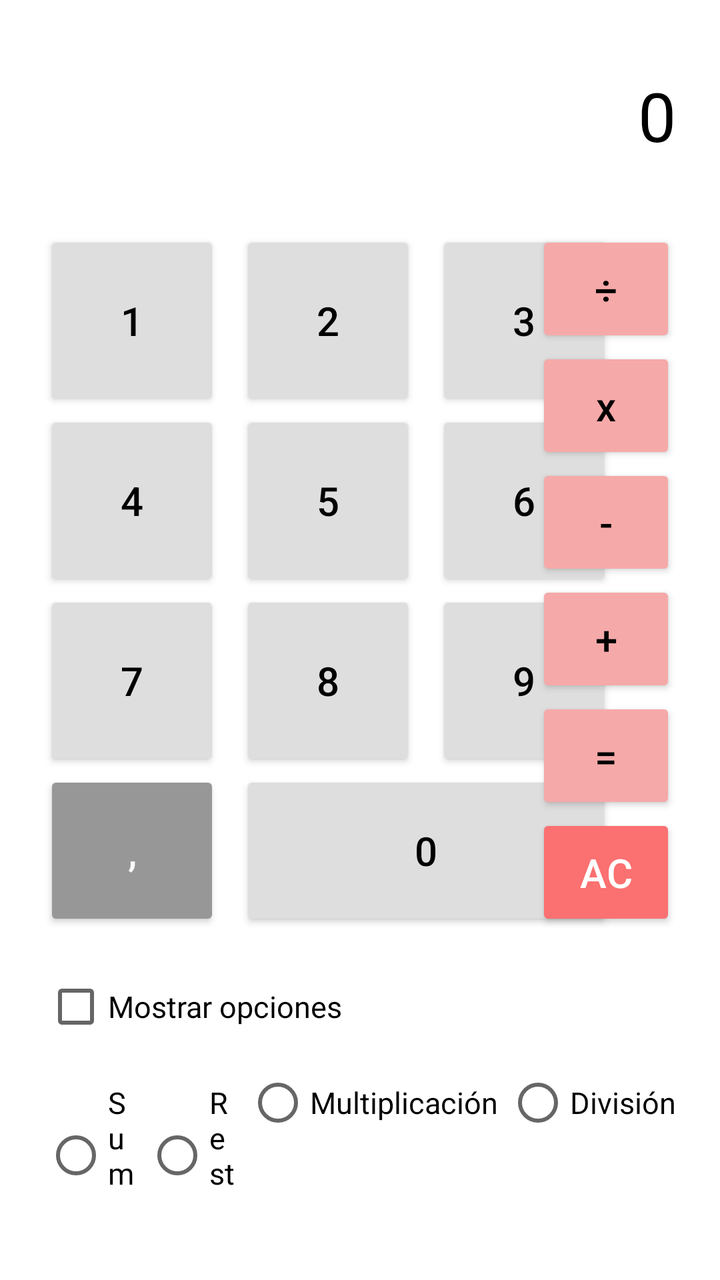
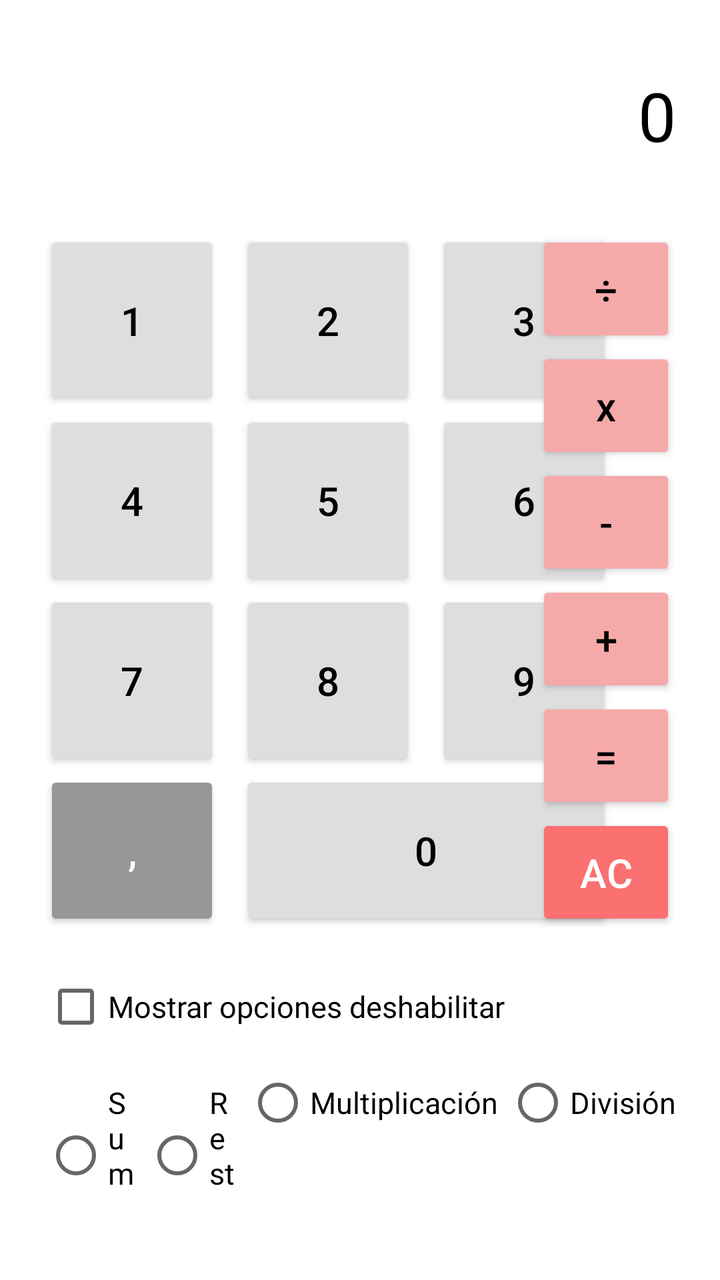

Screens rendered from an Android XML layout before and after an edit, with the pre-edit source and the edit as a unified diff.
<!-- AndroidManifest.xml: application theme Theme.Calculator -->
<!-- res/layout/activity_main.xml -->
<?xml version="1.0" encoding="utf-8"?>
<androidx.constraintlayout.widget.ConstraintLayout xmlns:android="http://schemas.android.com/apk/res/android"
    xmlns:app="http://schemas.android.com/apk/res-auto"
    xmlns:tools="http://schemas.android.com/tools"
    android:layout_width="match_parent"
    android:layout_height="match_parent"
    tools:context=".MainActivity">

    <TextView
        android:id="@+id/textView"
        android:layout_width="wrap_content"
        android:layout_height="wrap_content"
        android:text="0"
        android:textColor="#000000"
        android:textSize="34sp"
        app:layout_constraintBottom_toTopOf="@+id/guideline"
        app:layout_constraintEnd_toEndOf="@+id/linearLayout2"
        app:layout_constraintTop_toTopOf="parent" />

    <androidx.constraintlayout.widget.Guideline
        android:id="@+id/guideline"
        android:layout_width="wrap_content"
        android:layout_height="wrap_content"
        android:orientation="horizontal"
        app:layout_constraintGuide_percent="0.18" />

    <TableLayout
        android:id="@+id/tableLayout"
        android:layout_width="wrap_content"
        android:layout_height="wrap_content"
        android:layout_marginStart="22dp"
        app:layout_constraintStart_toStartOf="parent"
        app:layout_constraintTop_toTopOf="@+id/guideline">

        <TableRow
            android:layout_width="match_parent"
            android:layout_height="match_parent">

            <Button
                android:id="@+id/button1"
                android:layout_width="wrap_content"
                android:layout_height="90dp"
                android:layout_marginRight="10dp"
                android:backgroundTint="#DFDEDE"
                android:text="1"
                android:textColor="#000000"
                android:textSize="20sp"
                android:textStyle="normal" />

            <Button
                android:id="@+id/button2"
                android:layout_width="wrap_content"
                android:layout_height="90dp"
                android:layout_marginRight="10dp"
                android:backgroundTint="#DFDEDE"
                android:text="2"
                android:textColor="#000000"
                android:textSize="20sp" />

            <Button
                android:id="@+id/button3"
                android:layout_width="wrap_content"
                android:layout_height="90dp"
                android:layout_marginRight="10dp"
                android:backgroundTint="#DFDEDE"
                android:text="3"
                android:textColor="#000000"
                android:textSize="20sp" />
        </TableRow>

        <TableRow
            android:layout_width="match_parent"
            android:layout_height="match_parent">

            <Button
                android:id="@+id/button4"
                android:layout_width="wrap_content"
                android:layout_height="90dp"
                android:layout_marginRight="10dp"
                android:backgroundTint="#DFDEDE"
                android:text="4"
                android:textColor="#000000"
                android:textSize="20sp" />

            <Button
                android:id="@+id/button5"
                android:layout_width="wrap_content"
                android:layout_height="90dp"
                android:layout_marginRight="10dp"
                android:backgroundTint="#DFDEDE"
                android:text="5"
                android:textColor="#000000"
                android:textSize="20sp" />

            <Button
                android:id="@+id/button6"
                android:layout_width="wrap_content"
                android:layout_height="90dp"
                android:layout_marginRight="10dp"
                android:backgroundTint="#DFDEDE"
                android:text="6"
                android:textColor="#000000"
                android:textSize="20sp" />
        </TableRow>

        <TableRow
            android:layout_width="match_parent"
            android:layout_height="match_parent">

            <Button
                android:id="@+id/button7"
                android:layout_width="wrap_content"
                android:layout_height="90dp"
                android:layout_marginRight="10dp"
                android:backgroundTint="#DFDEDE"
                android:text="7"
                android:textColor="#000000"
                android:textSize="20sp" />

            <Button
                android:id="@+id/button8"
                android:layout_width="wrap_content"
                android:layout_height="90dp"
                android:layout_marginRight="10dp"
                android:backgroundTint="#DFDEDE"
                android:text="8"
                android:textColor="#000000"
                android:textSize="20sp" />

            <Button
                android:id="@+id/button9"
                android:layout_width="wrap_content"
                android:layout_height="90dp"
                android:layout_marginRight="10dp"
                android:backgroundTint="#DFDEDE"
                android:text="9"
                android:textColor="#000000"
                android:textSize="20sp" />

        </TableRow>

    </TableLayout>

    <LinearLayout
        android:id="@+id/linearLayout"
        android:layout_width="0dp"
        android:layout_height="wrap_content"
        android:orientation="horizontal"
        app:layout_constraintEnd_toEndOf="@+id/tableLayout"
        app:layout_constraintStart_toStartOf="@+id/tableLayout"
        app:layout_constraintTop_toBottomOf="@+id/tableLayout">

        <Button
            android:id="@+id/buttonPoint"
            android:layout_width="wrap_content"
            android:layout_height="match_parent"
            android:layout_marginRight="10dp"
            android:backgroundTint="#979797"
            android:text=","
            android:textColor="#FBFBFB"
            android:textSize="20sp" />

        <Button
            android:id="@+id/button0"
            android:layout_width="match_parent"
            android:layout_height="80dp"
            android:layout_marginRight="10dp"
            android:backgroundTint="#DFDEDE"
            android:text="0"
            android:textColor="#000000"
            android:textSize="20sp" />
    </LinearLayout>

    <LinearLayout
        android:id="@+id/linearLayout2"
        android:layout_width="wrap_content"
        android:layout_height="0dp"
        android:layout_marginEnd="22dp"
        android:orientation="vertical"
        app:layout_constraintBottom_toBottomOf="@+id/linearLayout"
        app:layout_constraintEnd_toEndOf="parent"
        app:layout_constraintTop_toTopOf="@+id/tableLayout">

        <Button
            android:id="@+id/buttonSplit"
            android:layout_width="70dp"
            android:layout_height="wrap_content"
            android:layout_weight="1"
            android:backgroundTint="#F6A9A9"
            android:text="÷"
            android:textColor="#000000"
            android:textSize="20sp" />

        <Button
            android:id="@+id/buttonMultiply"
            android:layout_width="70dp"
            android:layout_height="wrap_content"
            android:layout_weight="1"
            android:backgroundTint="#F6A9A9"
            android:text="x"
            android:textAllCaps="false"
            android:textColor="#000000"
            android:textSize="20sp" />

        <Button
            android:id="@+id/buttonLess"
            android:layout_width="70dp"
            android:layout_height="wrap_content"
            android:layout_weight="1"
            android:backgroundTint="#F6A9A9"
            android:text="-"
            android:textColor="#000000"
            android:textSize="20sp" />

        <Button
            android:id="@+id/buttonSum"
            android:layout_width="70dp"
            android:layout_height="wrap_content"
            android:layout_weight="1"
            android:backgroundTint="#F6A9A9"
            android:text="+"
            android:textColor="#000000"
            android:textSize="20sp" />

        <Button
            android:id="@+id/buttonEqual"
            android:layout_width="70dp"
            android:layout_height="wrap_content"
            android:layout_weight="1"
            android:backgroundTint="#F6A9A9"
            android:text="="
            android:textColor="#000000"
            android:textSize="20sp" />

        <Button
            android:id="@+id/buttonReset"
            android:layout_width="70dp"
            android:layout_height="wrap_content"
            android:layout_weight="1"
            android:backgroundTint="#FB7070"
            android:text="AC"
            android:textColor="#FFFFFF"
            android:textSize="20sp" />
    </LinearLayout>

    <CheckBox
        android:id="@+id/checkBoxSettings"
        android:layout_width="wrap_content"
        android:layout_height="wrap_content"
        android:layout_marginTop="14dp"
        android:text="Mostrar opciones"
        android:textColor="#000000"
        android:textSize="15sp"
        app:layout_constraintStart_toStartOf="@+id/tableLayout"
        app:layout_constraintTop_toBottomOf="@+id/linearLayout" />

    <LinearLayout
        android:layout_width="0dp"
        android:layout_height="wrap_content"
        app:layout_constraintEnd_toEndOf="@+id/linearLayout2"
        app:layout_constraintStart_toStartOf="@+id/checkBoxSettings"
        app:layout_constraintTop_toBottomOf="@+id/checkBoxSettings">

        <RadioGroup
            android:layout_width="wrap_content"
            android:layout_height="wrap_content"
            android:orientation="horizontal">

            <RadioButton
                android:id="@+id/radioButtonSum"
                android:layout_width="wrap_content"
                android:layout_height="wrap_content"
                android:layout_marginRight="4dp"
                android:layout_weight="1"
                android:text="Suma"
                android:textSize="15sp" />

            <RadioButton
                android:id="@+id/radioButtonLess"
                android:layout_width="wrap_content"
                android:layout_height="wrap_content"
                android:layout_marginRight="4dp"
                android:layout_weight="1"
                android:text="Resta"
                android:textSize="15sp" />

            <RadioButton
                android:id="@+id/radioButtonMultiply"
                android:layout_width="match_parent"
                android:layout_height="wrap_content"
                android:layout_marginRight="4dp"
                android:text="Multiplicación"
                android:textSize="15sp" />

            <RadioButton
                android:id="@+id/radioButtonSplit"
                android:layout_width="match_parent"
                android:layout_height="wrap_content"
                android:text="División"
                android:textSize="15sp" />
        </RadioGroup>
    </LinearLayout>

</androidx.constraintlayout.widget.ConstraintLayout>
<!-- resources referenced by this layout -->
<resources>
  <style name="Theme.Calculator" parent="Theme.MaterialComponents.DayNight.DarkActionBar">
          
          <item name="colorPrimary">@color/purple_500</item>
          <item name="colorPrimaryVariant">@color/purple_700</item>
          <item name="colorOnPrimary">@color/white</item>
          
          <item name="colorSecondary">@color/teal_200</item>
          <item name="colorSecondaryVariant">@color/teal_700</item>
          <item name="colorOnSecondary">@color/black</item>
          
          <item name="android:statusBarColor">?attr/colorPrimaryVariant</item>
          
      </style>
  <color name="purple_500">#FF6200EE</color>
  <color name="purple_700">#FF3700B3</color>
  <color name="white">#FFFFFFFF</color>
  <color name="teal_200">#FF03DAC5</color>
  <color name="teal_700">#FF018786</color>
  <color name="black">#FF000000</color>
</resources>

<!-- the commit's change to res/layout/activity_main.xml (unified diff, before → after) -->
@@ -248,7 +248,7 @@
         android:layout_width="wrap_content"
         android:layout_height="wrap_content"
         android:layout_marginTop="14dp"
-        android:text="Mostrar opciones"
+        android:text="@string/settings"
         android:textColor="#000000"
         android:textSize="15sp"
         app:layout_constraintStart_toStartOf="@+id/tableLayout"
@@ -272,7 +272,7 @@
                 android:layout_height="wrap_content"
                 android:layout_marginRight="4dp"
                 android:layout_weight="1"
-                android:text="Suma"
+                android:text="@string/sum"
                 android:textSize="15sp" />
 
             <RadioButton
@@ -281,7 +281,7 @@
                 android:layout_height="wrap_content"
                 android:layout_marginRight="4dp"
                 android:layout_weight="1"
-                android:text="Resta"
+                android:text="@string/less"
                 android:textSize="15sp" />
 
             <RadioButton
@@ -289,14 +289,14 @@
                 android:layout_width="match_parent"
                 android:layout_height="wrap_content"
                 android:layout_marginRight="4dp"
-                android:text="Multiplicación"
+                android:text="@string/multiply"
                 android:textSize="15sp" />
 
             <RadioButton
                 android:id="@+id/radioButtonSplit"
                 android:layout_width="match_parent"
                 android:layout_height="wrap_content"
-                android:text="División"
+                android:text="@string/split"
                 android:textSize="15sp" />
         </RadioGroup>
     </LinearLayout>
<!-- resource entries referenced after the edit -->
@@ -1,5 +1,10 @@
 <!-- resources referenced by this layout -->
 <resources>
+  <string name="less">Resta</string>
+  <string name="multiply">Multiplicación</string>
+  <string name="settings">Mostrar opciones deshabilitar</string>
+  <string name="split">División</string>
+  <string name="sum">Suma</string>
   <style name="Theme.Calculator" parent="Theme.MaterialComponents.DayNight.DarkActionBar">
           
           <item name="colorPrimary">@color/purple_500</item>
